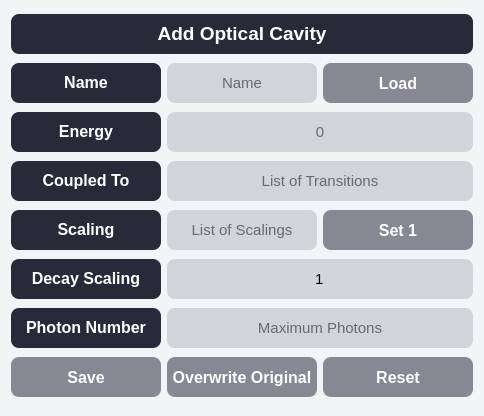
The window that add_cavity.ui (davidbauch/QDaCC-GUI) describes before a commit, drawn with Qt 5.
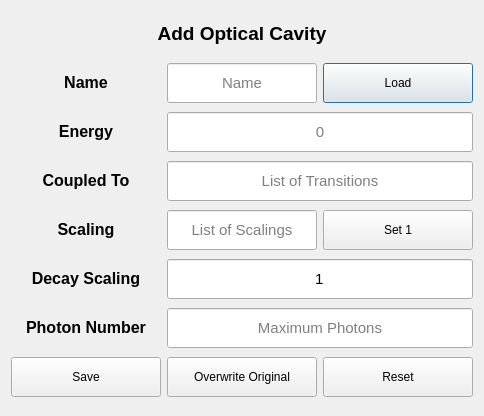
The same window after the commit.

```diff
--- a/add_cavity.ui
+++ b/add_cavity.ui
@@ -13,50 +13,6 @@
   <property name="windowTitle">
    <string>Dialog</string>
   </property>
-  <property name="styleSheet">
-   <string notr="true">QWidget {background-color: #F3F4F8;}
-
-QPushButton {background-color: #88282A3A;  color: #FFFFFF; border-radius: 8px;  font-weight: bold; font-size: 16px; }
-QPushButton::hover {background-color: qlineargradient( x1:0 y1:0, x2:0 y2:1, stop:0.9 #D2D4DA, stop:0.91 #88282A3A);}
-QPushButton[objectName^=&quot;button_next_tab&quot;] {background-color: qlineargradient( x1:0 y1:0, x2:0 y2:1, stop:0.9 #f4501e, stop:0.91 #8d2f13);  color: #FFFFFF; border-radius: 8px; }
-QPushButton[objectName^=&quot;button_next_tab&quot;]::hover {background-color: #aaf4501e; transition: 2.5s;}
-
-QTextEdit {background-color: #D2D4DA;}
-QTextEdit::hover {background-color: #D2D4DA}
-
-QLabel {background-color: #282A3A; border-radius: 8px; color: #FFFFFF;}
-QLabel[objectName^=&quot;label_title&quot;] {background-color: #44282A3A; border-radius: 8px; color: #000000; border-bottom-right-radius: 0; border-bottom-left-radius: 0; border-bottom-width: 2px; border-bottom-color: #000000;}
-QLabel[objectName^=&quot;label_output&quot;] {background-color: #44282A3A; border-radius: 8px; color: #000000; border-top-right-radius: 0; border-top-left-radius: 0; }
-QLabel[objectName^=&quot;label_plot&quot;] {background-color: #44282A3A; border-radius: 8px; color: #000000;  border-top-right-radius: 0; border-top-left-radius: 0; }
-
-QLineEdit {border-radius: 8px;background-color: #D2D4DA; }
-QLineEdit::hover {background-color: #D2D4DA}
-
-QComboBox {border-radius: 8px; background-color: #D2D4DA;  padding-left: 10% }
-QComboBox::hover {background-color: #D2D4DA}
-
-QCheckBox {background-color: #D2D4DA;border-radius: 8px; padding-left:10% }
-QCheckBox::hover {background-color: #D2D4DA}
-
-QTextBrowser {background-color: #D2D4DA; }
-QTextBrowser[objectName^=&quot;text_output&quot;] {background-color: #44282A3A; border-radius: 8px; color: #000000; }
-
-QTabWidget::tab-bar {   border: 0px solid #282A3A;}
-QTabBar::tab {  background-color: #88282A3A;  color: white;  padding-left: 10px; padding-right:10px; padding-bottom: 10px; padding-top: 5px; font-weight: bold;}
-QTabBar::tab:selected { background-color: qlineargradient( x1:0 y1:0, x2:0 y2:1, stop:0.9 #282A3A, stop:0.91 #88282A3A); padding-right:50px; padding-left:50px; border-width: 2px; border-color: black}
-
-QScrollBar::handle:vertical {background-color: #282A3A; min-height: 30px;max-height: 20%;border-radius: 7px; margin: 0}
-QScrollBar::handle:vertical:hover{background-color: #88282A3A;}
-QScrollBar::handle:vertical:pressed {background-color: #f4501e;}
-QScrollBar::sub-line:vertical {border: none;background-color: #f4501e;height: 15px;border-top-left-radius: 7px;border-top-right-radius: 7px;subcontrol-position: top;subcontrol-origin: 0;max-height: 20%;}
-QScrollBar::sub-line:vertical:hover {background-color: #88282A3A;}
-QScrollBar::sub-line:vertical:pressed {background-color: #f4501e;}
-QScrollBar::add-line:vertical {border: none;background-color: #f4501e;height: 15px;border-bottom-left-radius: 7px;border-bottom-right-radius: 7px;subcontrol-position: bottom;subcontrol-origin: 0;max-height: 20%;}
-QScrollBar::add-line:vertical:hover {background-color: #88282A3A;}
-QScrollBar::add-line:vertical:pressed {background-color: #f4501e;}
-QScrollBar::up-arrow:vertical, QScrollBar::down-arrow:vertical {background: none;}
-QScrollBar::add-page:vertical, QScrollBar::sub-page:vertical {background: none;}</string>
-  </property>
   <layout class="QGridLayout" name="gridLayout">
    <item row="0" column="0" colspan="3">
     <widget class="QLabel" name="label_2">
```
